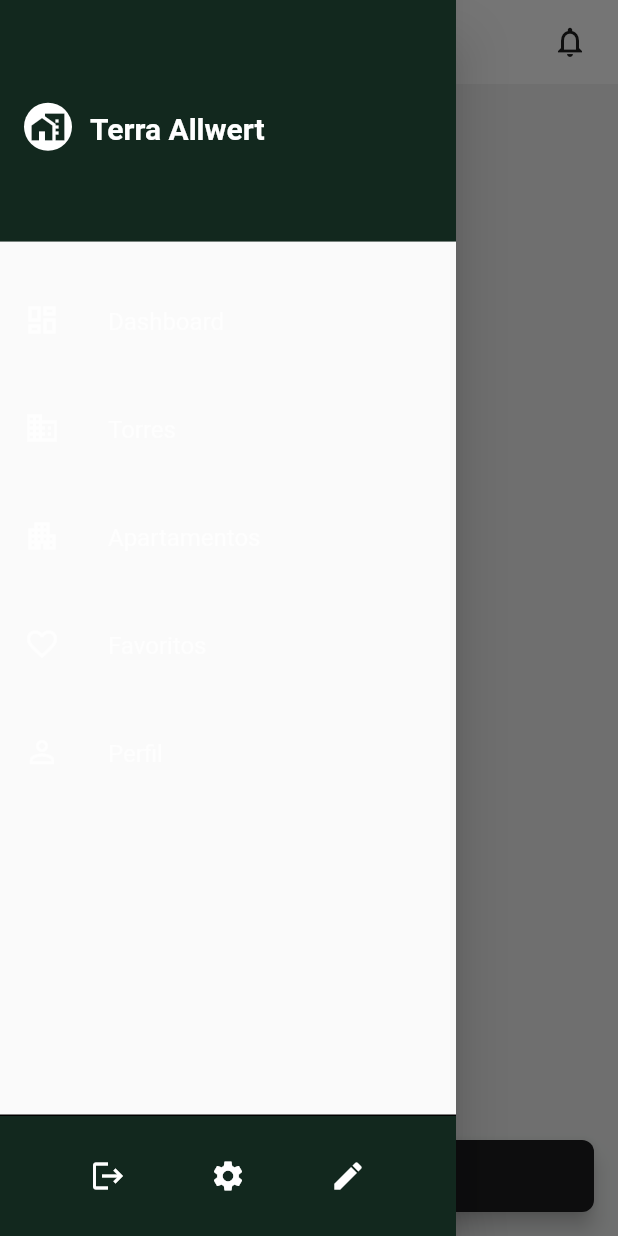
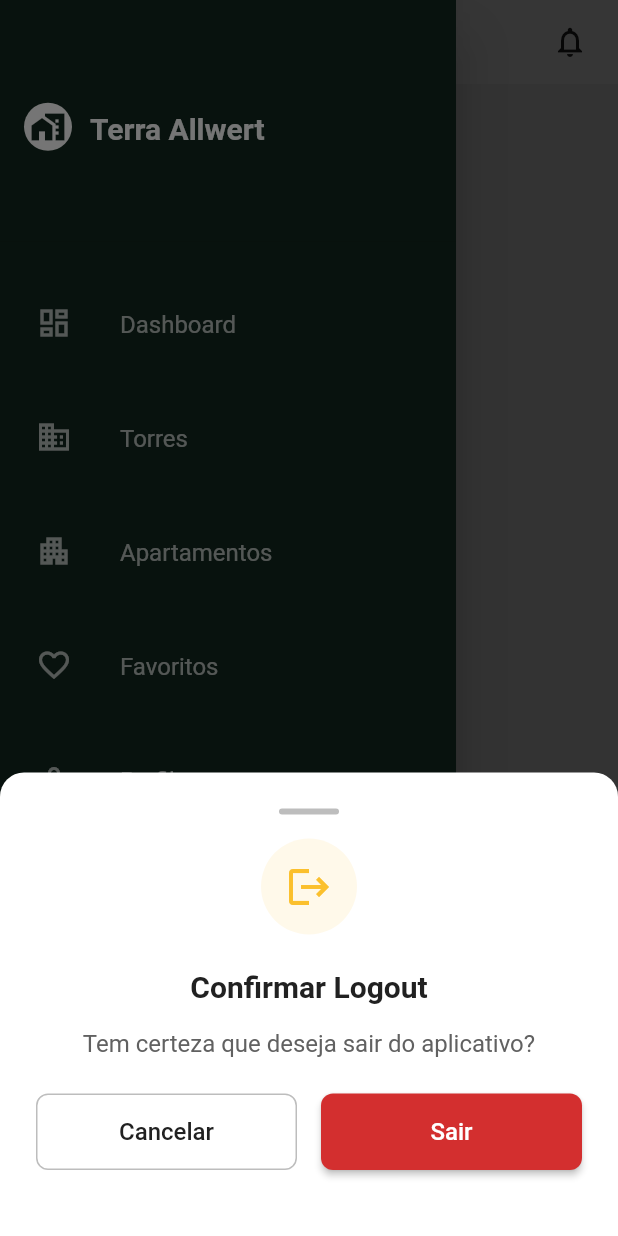
Before and after one commit to LucasGeek/Temp.TerraAllWertApp, a Flutter app: the MainLayout screen opened directly with empty values, in the side drawer, after a tap on the "logout" icon, on a phone screen of 412 x 824 dp. Run offline on Flutter 3.47's test engine with Material 3 defaults, Android fonts, the phone set to English and light mode, and no system bars; our stand-ins replace connectivity_plus, dio, envied, flutter_riverpod, flutter_secure_storage, flutter_svg and 6 more; missing offline and left inert: dio_cache_interceptor, minio; accounts and stored records are empty; generated files the repository leaves out were written again; network calls fail.

Commit message:
fix: corrige selected state do NavigationMenuItem e resolve warnings do flutter analyze
- Adiciona Container decoration no NavigationMenuItem para melhorar visualização do estado selecionado
- Remove @JsonKey inválidos em NavigationItem (IconData não é serializável)
- Remove import não utilizado em auth_provider.dart
- Remove variável config não utilizada em minio_service.dart
- Corrige operador null-aware desnecessário em user_menu.dart
- Sincroniza comportamento entre NavigationSidebar e MainNavigationDrawer
- Implementa LogoutConfirmationSheet responsivo
- Remove arquivos obsoletos (user_profile_footer.dart, navigation_drawer.dart)

```diff
--- a/lib/domain/entities/navigation_item.dart
+++ b/lib/domain/entities/navigation_item.dart
@@ -8,8 +8,8 @@ abstract class NavigationItem with _$NavigationItem {
   const factory NavigationItem({
     required String id,
     required String label,
-    @JsonKey(includeFromJson: false, includeToJson: false) required IconData icon,
-    @JsonKey(includeFromJson: false, includeToJson: false) required IconData selectedIcon,
+    required IconData icon,
+    required IconData selectedIcon,
     required String route,
     required int order,
     @Default(true) bool isVisible,
--- a/lib/infra/storage/minio_service.dart
+++ b/lib/infra/storage/minio_service.dart
@@ -1,7 +1,6 @@
 import 'dart:typed_data';
 import 'package:minio/minio.dart';
 import 'package:flutter_riverpod/flutter_riverpod.dart';
-import '../config/env_config.dart';
 
 abstract class MinIOService {
   Future<String> uploadFile({
@@ -111,8 +110,6 @@ class MinIOServiceImpl implements MinIOService {
 }
 
 final minioServiceProvider = Provider<MinIOService>((ref) {
-  final config = ref.watch(envConfigProvider);
-
   return MinIOServiceImpl(
     endpoint: 'localhost:9000', // TODO: Mover para config
     accessKey: 'minioadmin', // TODO: Usar variável de ambiente
--- a/lib/presentation/features/auth/presentation/providers/auth_provider.dart
+++ b/lib/presentation/features/auth/presentation/providers/auth_provider.dart
@@ -4,7 +4,6 @@ import '../../../../../domain/repositories/auth_repository.dart';
 import '../../../../../domain/usecases/login_usecase.dart';
 import '../../../../../domain/usecases/logout_usecase.dart';
 import '../../../../../data/repositories/auth_repository_impl.dart';
-import 'development_mode_provider.dart';
 
 // Use Cases
 final loginUseCaseProvider = Provider<LoginUseCase>((ref) {
--- a/lib/presentation/widgets/components/molecules/navigation_menu_item.dart
+++ b/lib/presentation/widgets/components/molecules/navigation_menu_item.dart
@@ -1,4 +1,5 @@
 import 'package:flutter/material.dart';
+
 import '../../../design_system/app_theme.dart';
 import '../../../design_system/layout_constants.dart';
 
@@ -22,7 +23,25 @@ class NavigationMenuItem extends StatelessWidget {
 
   @override
   Widget build(BuildContext context) {
-    return ListTile(
+    return Padding(
+      padding: const EdgeInsets.symmetric(
+        horizontal: LayoutConstants.paddingXs,
+        vertical: 2,
+      ),
+      child: Container(
+        decoration: BoxDecoration(
+          color: isSelected
+              ? AppTheme.onPrimary.withValues(alpha: 0.12)
+              : Colors.transparent,
+          borderRadius: BorderRadius.circular(LayoutConstants.radiusSmall),
+          border: isSelected
+              ? Border.all(
+                  color: AppTheme.onPrimary.withValues(alpha: 0.2),
+                  width: 1,
+                )
+              : null,
+        ),
+        child: ListTile(
           leading: Icon(
             isSelected && selectedIcon != null ? selectedIcon! : icon,
             color: isSelected ? AppTheme.onPrimary : AppTheme.onPrimary.withValues(alpha: 0.7),
@@ -36,8 +55,6 @@ class NavigationMenuItem extends StatelessWidget {
               fontSize: 16,
             ),
           ),
-      selected: isSelected,
-      selectedTileColor: AppTheme.onPrimary.withValues(alpha: 0.1),
           onTap: onTap,
           contentPadding: EdgeInsets.symmetric(
             horizontal: LayoutConstants.paddingMd,
@@ -46,6 +63,8 @@ class NavigationMenuItem extends StatelessWidget {
           shape: RoundedRectangleBorder(
             borderRadius: BorderRadius.circular(LayoutConstants.radiusSmall),
           ),
+        ),
+      ),
     );
   }
 }
--- a/lib/presentation/widgets/components/molecules/user_menu.dart
+++ b/lib/presentation/widgets/components/molecules/user_menu.dart
@@ -88,7 +88,7 @@ class UserMenu extends StatelessWidget {
             if (context.isDesktop) ...[
               SizedBox(width: LayoutConstants.marginXs),
               ResponsiveText.body(
-                user?.name?.split(' ').first ?? 'Usuário',
+                user?.name.split(' ').first ?? 'Usuário',
                 color: Colors.white,
                 maxLines: 1,
                 overflow: TextOverflow.ellipsis,
--- /dev/null
+++ b/lib/presentation/widgets/components/organisms/logout_confirmation_sheet.dart
@@ -0,0 +1,213 @@
+import 'package:flutter/material.dart';
+
+import '../../../design_system/app_theme.dart';
+import '../../../design_system/layout_constants.dart';
+import '../../../responsive/breakpoints.dart';
+
+/// Bottom sheet responsivo para confirmação de logout
+/// Mobile: tamanho normal, Tablet/Desktop: tamanho limitado
+class LogoutConfirmationSheet extends StatelessWidget {
+  final VoidCallback onConfirmLogout;
+
+  const LogoutConfirmationSheet({
+    super.key,
+    required this.onConfirmLogout,
+  });
+
+  @override
+  Widget build(BuildContext context) {
+    final isMobile = context.isMobile || (context.isTablet && context.isXs);
+
+    if (isMobile) {
+      return _buildMobileBottomSheet(context);
+    } else {
+      return _buildConstrainedBottomSheet(context);
+    }
+  }
+
+  /// Bottom sheet para mobile (tamanho normal)
+  Widget _buildMobileBottomSheet(BuildContext context) {
+    return Container(
+      width: double.infinity,
+      padding: EdgeInsets.all(LayoutConstants.paddingXl),
+      decoration: const BoxDecoration(
+        color: AppTheme.surfaceColor,
+        borderRadius: BorderRadius.only(
+          topLeft: Radius.circular(LayoutConstants.radiusLarge),
+          topRight: Radius.circular(LayoutConstants.radiusLarge),
+        ),
+      ),
+      child: _buildContent(context, isMobile: true),
+    );
+  }
+
+  /// Bottom sheet para tablet/desktop (tamanho limitado)
+  Widget _buildConstrainedBottomSheet(BuildContext context) {
+    return Center(
+      child: Container(
+        width: context.responsive<double>(
+          xs: 340,
+          md: 400,
+          lg: 450,
+          xl: 500,
+        ),
+        margin: EdgeInsets.all(LayoutConstants.marginXl),
+        padding: EdgeInsets.all(LayoutConstants.paddingXl),
+        decoration: BoxDecoration(
+          color: AppTheme.surfaceColor,
+          borderRadius: BorderRadius.circular(LayoutConstants.radiusLarge),
+          boxShadow: [
+            BoxShadow(
+              color: Colors.black.withValues(alpha: 0.2),
+              blurRadius: LayoutConstants.shadowBlurLarge,
+              offset: const Offset(0, 4),
+            ),
+          ],
+        ),
+        child: _buildContent(context, isMobile: false),
+      ),
+    );
+  }
+
+  /// Conteúdo comum do bottom sheet
+  Widget _buildContent(BuildContext context, {required bool isMobile}) {
+    return Column(
+      mainAxisSize: MainAxisSize.min,
+      children: [
+        // Indicador visual (apenas mobile)
+        if (isMobile) _buildHandle(),
+        if (isMobile) SizedBox(height: LayoutConstants.marginMd),
+
+        // Ícone de aviso
+        Container(
+          width: 64,
+          height: 64,
+          decoration: BoxDecoration(
+            color: AppTheme.warningColor.withValues(alpha: 0.1),
+            shape: BoxShape.circle,
+          ),
+          child: const Icon(
+            Icons.logout,
+            color: AppTheme.warningColor,
+            size: 32,
+          ),
+        ),
+
+        SizedBox(height: LayoutConstants.marginLg),
+
+        // Título
+        const Text(
+          'Confirmar Logout',
+          style: TextStyle(
+            fontSize: 20,
+            fontWeight: FontWeight.w600,
+            color: AppTheme.onSurface,
+          ),
+        ),
+
+        SizedBox(height: LayoutConstants.marginSm),
+
+        // Descrição
+        const Text(
+          'Tem certeza que deseja sair do aplicativo?',
+          style: TextStyle(
+            fontSize: 16,
+            color: AppTheme.textSecondary,
+          ),
+          textAlign: TextAlign.center,
+        ),
+
+        SizedBox(height: LayoutConstants.marginXl),
+
+        // Botões
+        Row(
+          children: [
+            // Botão Cancelar
+            Expanded(
+              child: OutlinedButton(
+                onPressed: () => Navigator.of(context).pop(),
+                style: OutlinedButton.styleFrom(
+                  padding: EdgeInsets.all(LayoutConstants.paddingMd),
+                  side: const BorderSide(color: AppTheme.outline),
+                  shape: RoundedRectangleBorder(
+                    borderRadius: BorderRadius.circular(LayoutConstants.radiusSmall),
+                  ),
+                ),
+                child: const Text(
+                  'Cancelar',
+                  style: TextStyle(
+                    fontSize: 16,
+                    fontWeight: FontWeight.w500,
+                    color: AppTheme.onSurface,
+                  ),
+                ),
+              ),
+            ),
+
+            SizedBox(width: LayoutConstants.marginMd),
+
+            // Botão Confirmar
+            Expanded(
+              child: ElevatedButton(
+                onPressed: () {
+                  Navigator.of(context).pop();
+                  onConfirmLogout();
+                },
+                style: ElevatedButton.styleFrom(
+                  backgroundColor: AppTheme.errorColor,
+                  padding: EdgeInsets.all(LayoutConstants.paddingMd),
+                  shape: RoundedRectangleBorder(
+                    borderRadius: BorderRadius.circular(LayoutConstants.radiusSmall),
+                  ),
+                ),
+                child: const Text(
+                  'Sair',
+                  style: TextStyle(
+                    fontSize: 16,
+                    fontWeight: FontWeight.w500,
+                    color: Colors.white,
+                  ),
+                ),
+              ),
+            ),
+          ],
+        ),
+
+        // Espaçamento adicional para mobile
+        if (isMobile) SizedBox(height: LayoutConstants.marginLg),
+      ],
+    );
+  }
+
+  /// Handle visual para indicar que é um bottom sheet (apenas mobile)
+  Widget _buildHandle() {
+    return Container(
+      width: 40,
+      height: 4,
+      decoration: BoxDecoration(
+        color: AppTheme.outline,
+        borderRadius: BorderRadius.circular(2),
+      ),
+    );
+  }
+
+  /// Método estático para mostrar o bottom sheet
+  static void show(BuildContext context, {required VoidCallback onConfirmLogout}) {
+    final isMobile = context.isMobile || (context.isTablet && context.isXs);
+
+    if (isMobile) {
+      showModalBottomSheet(
+        context: context,
+        isScrollControlled: true,
+        backgroundColor: Colors.transparent,
+        builder: (context) => LogoutConfirmationSheet(onConfirmLogout: onConfirmLogout),
+      );
+    } else {
+      showDialog(
+        context: context,
+        barrierColor: Colors.black.withValues(alpha: 0.5),
+        builder: (context) => LogoutConfirmationSheet(onConfirmLogout: onConfirmLogout),
+      );
+    }
+  }
+}
--- a/lib/presentation/widgets/components/organisms/main_navigation_drawer.dart
+++ b/lib/presentation/widgets/components/organisms/main_navigation_drawer.dart
@@ -1,6 +1,7 @@
 import 'package:flutter/material.dart';
 import 'package:flutter_riverpod/flutter_riverpod.dart';
 import 'package:go_router/go_router.dart';
+import '../../../design_system/app_theme.dart';
 import '../../../design_system/layout_constants.dart';
 import '../../../responsive/breakpoints.dart';
 import '../molecules/navigation_menu_item.dart';
@@ -31,11 +32,15 @@ class MainNavigationDrawer extends ConsumerWidget {
       final navigationItems = ref.watch(visibleNavigationItemsProvider);
 
       return Drawer(
+        backgroundColor: AppTheme.primaryColor,
         child: Column(
           children: [
             const NavigationHeader(),
             _buildNavigationList(context, navigationItems),
-            NavigationFooter(onLogoutTap: onLogoutTap),
+            NavigationFooter(
+              onLogoutTap: onLogoutTap,
+              shouldCloseDrawer: true,
+            ),
           ],
         ),
       );
@@ -47,6 +52,23 @@ class MainNavigationDrawer extends ConsumerWidget {
 
 
   Widget _buildNavigationList(BuildContext context, List<dynamic> navigationItems) {
+    try {
+      debugPrint('MainNavigationDrawer: Building navigation list with ${navigationItems.length} items');
+
+      if (navigationItems.isEmpty) {
+        return const Expanded(
+          child: Center(
+            child: Text(
+              'Nenhum item de navegação disponível',
+              style: TextStyle(
+                color: AppTheme.onPrimary,
+                fontSize: 14,
+              ),
+            ),
+          ),
+        );
+      }
+
       return Expanded(
         child: ListView(
           padding: EdgeInsets.symmetric(
@@ -65,11 +87,26 @@ class MainNavigationDrawer extends ConsumerWidget {
           }).toList(),
         ),
       );
+    } catch (e) {
+      debugPrint('MainNavigationDrawer: Error building navigation list - $e');
+      return const Expanded(
+        child: Center(
+          child: Text(
+            'Erro ao carregar itens de navegação',
+            style: TextStyle(
+              color: AppTheme.onPrimary,
+              fontSize: 14,
+            ),
+          ),
+        ),
+      );
+    }
   }
 
 
   void _handleNavigation(BuildContext context, String route) {
     try {
+      // Sempre fechar drawer em mobile/tablet quando clicar em item de navegação
       if (context.isMobile || (context.isTablet && context.isXs)) {
         Navigator.of(context).pop();
       }
@@ -81,6 +118,7 @@ class MainNavigationDrawer extends ConsumerWidget {
 
   Widget _buildFallbackDrawer() {
     return Drawer(
+      backgroundColor: AppTheme.primaryColor,
       child: Column(
         children: [
           const NavigationHeader(),
@@ -90,13 +128,16 @@ class MainNavigationDrawer extends ConsumerWidget {
                 'Erro ao carregar navegação',
                 style: TextStyle(
                   fontSize: 16,
-                  color: Colors.grey,
+                  color: AppTheme.onPrimary,
                 ),
                 textAlign: TextAlign.center,
               ),
             ),
           ),
-          NavigationFooter(onLogoutTap: () {}),
+          NavigationFooter(
+            onLogoutTap: () {},
+            shouldCloseDrawer: true,
+          ),
         ],
       ),
     );
--- a/lib/presentation/widgets/components/organisms/navigation_footer.dart
+++ b/lib/presentation/widgets/components/organisms/navigation_footer.dart
@@ -3,13 +3,20 @@ import 'package:flutter/material.dart';
 import '../../../design_system/app_theme.dart';
 import '../../../design_system/layout_constants.dart';
 import '../../../notification/snackbar_notification.dart';
+import '../../../responsive/breakpoints.dart';
+import 'logout_confirmation_sheet.dart';
 
 /// Footer de navegação com ações do usuário
 /// Contém logout, settings e editar menu
 class NavigationFooter extends StatelessWidget {
   final VoidCallback onLogoutTap;
+  final bool shouldCloseDrawer;
 
-  const NavigationFooter({super.key, required this.onLogoutTap});
+  const NavigationFooter({
+    super.key,
+    required this.onLogoutTap,
+    this.shouldCloseDrawer = false,
+  });
 
   @override
   Widget build(BuildContext context) {
@@ -22,13 +29,21 @@ class NavigationFooter extends StatelessWidget {
       child: Row(
         mainAxisAlignment: MainAxisAlignment.spaceEvenly,
         children: [
-          _buildActionButton(icon: Icons.logout, tooltip: 'Logout', onTap: onLogoutTap),
+          _buildActionButton(
+            icon: Icons.logout,
+            tooltip: 'Logout',
+            onTap: () => _showLogoutConfirmation(context),
+          ),
           _buildActionButton(
             icon: Icons.settings,
             tooltip: 'Configurações',
-            onTap: _handleSettings,
+            onTap: () => _handleSettings(context),
           ),
-          _buildActionButton(icon: Icons.edit, tooltip: 'Editar Menu', onTap: _handleEditMenu),
+          _buildActionButton(
+            icon: Icons.edit,
+            tooltip: 'Editar Menu',
+            onTap: () => _handleEditMenu(context),
+          ),
         ],
       ),
     );
@@ -47,11 +62,29 @@ class NavigationFooter extends StatelessWidget {
     );
   }
 
-  void _handleSettings() {
+  void _showLogoutConfirmation(BuildContext context) {
+    LogoutConfirmationSheet.show(
+      context,
+      onConfirmLogout: onLogoutTap,
+    );
+  }
+
+  void _handleSettings(BuildContext context) {
+    _closeDrawerIfNeeded(context);
     SnackbarNotification.showInfo('Configurações em desenvolvimento');
   }
 
-  void _handleEditMenu() {
+  void _handleEditMenu(BuildContext context) {
+    _closeDrawerIfNeeded(context);
     SnackbarNotification.showInfo('Editar menu em desenvolvimento');
   }
+
+  void _closeDrawerIfNeeded(BuildContext context) {
+    // Auto-detecta se é mobile/tablet e fecha drawer se necessário
+    final isMobile = context.isMobile || (context.isTablet && context.isXs);
+
+    if ((shouldCloseDrawer || isMobile) && Navigator.of(context).canPop()) {
+      Navigator.of(context).pop();
+    }
+  }
 }
```
Also changed, not shown: lib/presentation/widgets/components/molecules/user_profile_footer.dart (deleted, +0 -84 lines), lib/presentation/widgets/components/organisms/navigation_drawer.dart (deleted, +0 -101 lines), lib/presentation/widgets/components/organisms/navigation_sidebar.dart (+88 -15 lines). Lines whose indentation alone changed are shown as unchanged.
